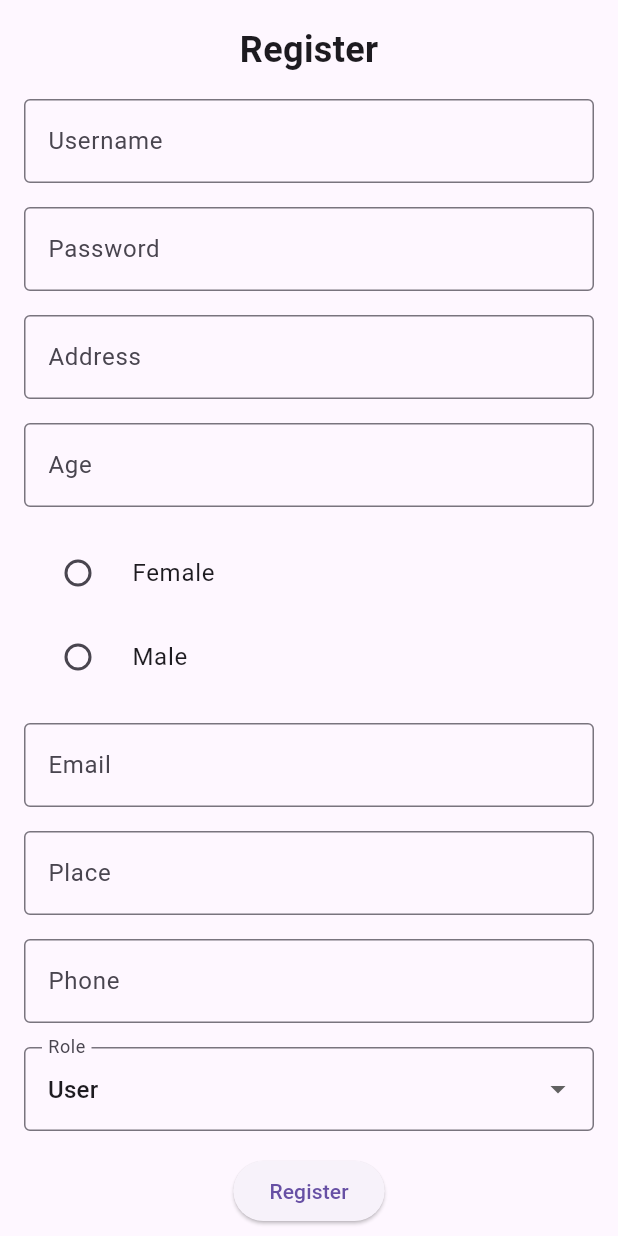
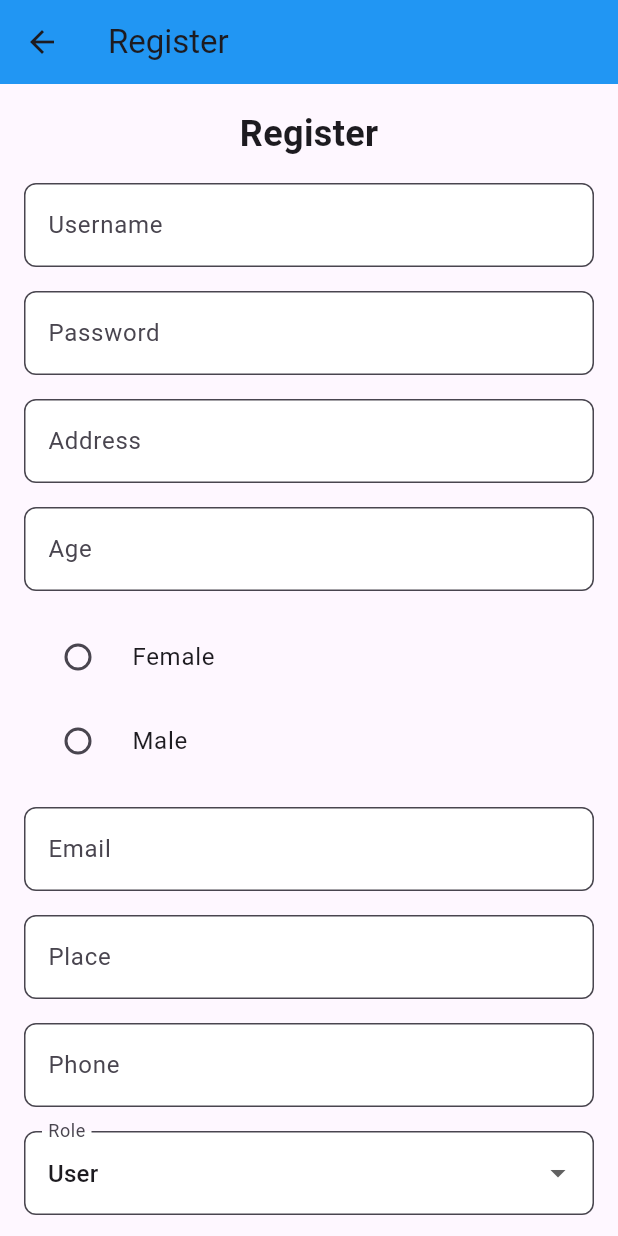
Before and after one commit to fidafathima12/repoflutter, a Flutter app: the Register screen opened directly, on a phone screen of 412 x 824 dp. Run offline on Flutter 3.47's test engine with Material 3 defaults, Android fonts, the phone set to English and light mode, and no system bars; our stand-ins replace animate_do, dio, image_picker, intl_phone_field; network calls fail.

Commit message:
17-01-25

```diff
--- a/lib/presentation/artist/Homescreen.dart
+++ b/lib/presentation/artist/Homescreen.dart
@@ -80,7 +80,7 @@ class HomePage extends StatelessWidget {
               },
             ),
             buildButton(
-              'payments',
+              'Payments',
               const Color.fromARGB(255, 62, 135, 212),
               const Color.fromARGB(195, 23, 127, 212),
               Icons.manage_accounts,
@@ -88,7 +88,7 @@ class HomePage extends StatelessWidget {
                 List<Map<String,dynamic>>paymentdata=await viewPaymnetApi();
                 Navigator.push(
                   context,
-                  MaterialPageRoute(builder: (context) => PaymentDetailsScreen()),
+                  MaterialPageRoute(builder: (context) => PaymentDetailsScreen(paymentstatus:paymentdata)),
                 );
               },
             ),
--- a/lib/presentation/artist/Register.dart
+++ b/lib/presentation/artist/Register.dart
@@ -34,7 +34,10 @@ class _RegisterState extends State<Register> {
   @override
   Widget build(BuildContext context) {
     return Scaffold(
-
+      appBar: AppBar(
+        title: Text('Register'),
+        backgroundColor: Colors.blue,
+      ),
       body: SingleChildScrollView(
         child: Padding(
           padding: const EdgeInsets.all(16.0),
@@ -55,7 +58,12 @@ class _RegisterState extends State<Register> {
                   decoration: InputDecoration(
                     labelText: 'Username',
                     hintText: 'Enter your name',
-                    border: OutlineInputBorder(),
+                    filled: true,
+                    fillColor: Colors.white,
+                    border: OutlineInputBorder(
+                      borderRadius: BorderRadius.circular(8),
+                      borderSide: BorderSide(color: Colors.blue, width: 2),
+                    ),
                   ),
                   validator: (value) {
                     if (value == null || value.isEmpty) {
@@ -72,7 +80,12 @@ class _RegisterState extends State<Register> {
                   decoration: InputDecoration(
                     labelText: 'Password',
                     hintText: 'Enter your password',
-                    border: OutlineInputBorder(),
+                    filled: true,
+                    fillColor: Colors.white,
+                    border: OutlineInputBorder(
+                      borderRadius: BorderRadius.circular(8),
+                      borderSide: BorderSide(color: Colors.blue, width: 2),
+                    ),
                   ),
                   obscureText: true,
                   validator: (value) {
@@ -90,7 +103,12 @@ class _RegisterState extends State<Register> {
                   decoration: InputDecoration(
                     labelText: 'Address',
                     hintText: 'Enter your address',
-                    border: OutlineInputBorder(),
+                    filled: true,
+                    fillColor: Colors.white,
+                    border: OutlineInputBorder(
+                      borderRadius: BorderRadius.circular(8),
+                      borderSide: BorderSide(color: Colors.blue, width: 2),
+                    ),
                   ),
                   validator: (value) {
                     if (value == null || value.isEmpty) {
@@ -107,7 +125,12 @@ class _RegisterState extends State<Register> {
                   decoration: InputDecoration(
                     labelText: 'Age',
                     hintText: 'Enter your age',
-                    border: OutlineInputBorder(),
+                    filled: true,
+                    fillColor: Colors.white,
+                    border: OutlineInputBorder(
+                      borderRadius: BorderRadius.circular(8),
+                      borderSide: BorderSide(color: Colors.blue, width: 2),
+                    ),
                   ),
                   keyboardType: TextInputType.number,
                   validator: (value) {
@@ -134,22 +157,24 @@ class _RegisterState extends State<Register> {
                 ),
                 SizedBox(height: 16),
 
-
-
                 // Email
                 TextFormField(
                   controller: _emailController,
                   decoration: InputDecoration(
                     labelText: 'Email',
                     hintText: 'Enter your email',
-                    border: OutlineInputBorder(),
+                    filled: true,
+                    fillColor: Colors.white,
+                    border: OutlineInputBorder(
+                      borderRadius: BorderRadius.circular(8),
+                      borderSide: BorderSide(color: Colors.blue, width: 2),
+                    ),
                   ),
                   keyboardType: TextInputType.emailAddress,
                   validator: (value) {
                     if (value == null || value.isEmpty) {
                       return 'Please enter your email';
                     }
-                    // Check if the email is valid
                     if (!RegExp(r"^[a-zA-Z0-9._%+-]+@[a-zA-Z0-9.-]+\.[a-zA-Z]{2,4}$")
                         .hasMatch(value)) {
                       return 'Please enter a valid email address';
@@ -165,7 +190,12 @@ class _RegisterState extends State<Register> {
                   decoration: InputDecoration(
                     labelText: 'Place',
                     hintText: 'Enter your place',
-                    border: OutlineInputBorder(),
+                    filled: true,
+                    fillColor: Colors.white,
+                    border: OutlineInputBorder(
+                      borderRadius: BorderRadius.circular(8),
+                      borderSide: BorderSide(color: Colors.blue, width: 2),
+                    ),
                   ),
                   validator: (value) {
                     if (value == null || value.isEmpty) {
@@ -182,7 +212,12 @@ class _RegisterState extends State<Register> {
                   decoration: InputDecoration(
                     labelText: 'Phone',
                     hintText: 'Enter your phone number',
-                    border: OutlineInputBorder(),
+                    filled: true,
+                    fillColor: Colors.white,
+                    border: OutlineInputBorder(
+                      borderRadius: BorderRadius.circular(8),
+                      borderSide: BorderSide(color: Colors.blue, width: 2),
+                    ),
                   ),
                   keyboardType: TextInputType.phone,
                   validator: (value) {
@@ -208,7 +243,12 @@ class _RegisterState extends State<Register> {
                   decoration: InputDecoration(
                     labelText: 'Role',
                     hintText: 'Select your role',
-                    border: OutlineInputBorder(),
+                    filled: true,
+                    fillColor: Colors.white,
+                    border: OutlineInputBorder(
+                      borderRadius: BorderRadius.circular(8),
+                      borderSide: BorderSide(color: Colors.blue, width: 2),
+                    ),
                   ),
                   items: [
                     DropdownMenuItem(
@@ -229,8 +269,6 @@ class _RegisterState extends State<Register> {
                 ),
                 SizedBox(height: 16),
 
-
-
                 // Register Button
                 ElevatedButton(
                   onPressed: () {
@@ -243,6 +281,13 @@ class _RegisterState extends State<Register> {
                       // Add your registration logic here (e.g., send data to an API)
                     }
                   },
+                  style: ElevatedButton.styleFrom(
+                    foregroundColor: Colors.white, backgroundColor: Colors.blue, // White text color
+                    padding: EdgeInsets.symmetric(horizontal: 32, vertical: 12),
+                    shape: RoundedRectangleBorder(
+                      borderRadius: BorderRadius.circular(8),
+                    ),
+                  ),
                   child: Text('Register'),
                 ),
               ],
--- a/lib/presentation/artist/viewbooking.dart
+++ b/lib/presentation/artist/viewbooking.dart
@@ -81,7 +81,7 @@ class AdminViewBookingsScreen extends StatelessWidget {
                           Text("Date: ${booking["date"]}"),
                           Text("Location: ${booking["location"]}"),
                           Text("Paymentmethod:  ${booking["paymentmethod"]}"),
-                          Text("id,${booking["id"]}"),
+                          Text("Username:  ${booking["user_name"]}"),
                           const SizedBox(height: 20.0),
                           Row(
                             mainAxisAlignment: MainAxisAlignment.spaceEvenly,
--- a/lib/presentation/user/book_artist.dart
+++ b/lib/presentation/user/book_artist.dart
@@ -352,7 +352,7 @@ class _BookArtistScreenState extends State<BookArtistScreen> {
                       MaterialPageRoute(
                         builder: (context) => PaymentScreen(
                           artisname: widget.name,
-                          userid: '',
+                          userid: widget.artistid,
                           selectedDate: selectedDate!,
                           selectedTime: selectedTime?.format(context) ?? '',
                           service: selectedService!,
--- a/lib/presentation/user/paymentscreen.dart
+++ b/lib/presentation/user/paymentscreen.dart
@@ -150,11 +150,12 @@ class _PaymentScreenState extends State<PaymentScreen> {
                     addPaymentApi({
                       "paymentmethod": selectedPaymentMethod,
                       "amount": 1000,
-                       "artistid": widget.artisid,
+
                        "userid":loginId,
                       "service": widget.service,
                       "booking_date": formattedDate,
                       "location":widget.location,
+                      "artistid":widget.artisid,
                     }, context);
 
                     // Navigate to confirmation or bookings page
--- a/lib/presentation/user/view_bookingstatus.dart
+++ b/lib/presentation/user/view_bookingstatus.dart
@@ -183,7 +183,8 @@ class BookingStatusCard extends StatelessWidget {
                   style: TextStyle(fontSize: 16),
                 ),
               ],
-            ),
+            ),SizedBox(height: 10,),
+            ElevatedButton(onPressed: (){}, child: Text("REVIEW")),
           ],
         ),
       ),
--- a/lib/services/user/addpayment.dart
+++ b/lib/services/user/addpayment.dart
@@ -10,7 +10,7 @@ import 'package:flutter/material.dart';
        data,context) async {
     try {
       // Sending POST request
-      Response response = await _dio.post('$baseUrl/bookingpayment/', data: data);
+      Response response = await _dio.post('$baseUrl/bookingpayment/$loginId', data: data);
 
       // Checking if the request was successful
       if (response.statusCode == 200) {
```
Also changed, not shown: lib/login/loginpage.dart (+14 -17 lines), lib/login/register.dart (+6 -6 lines), lib/presentation/artist/viewpayment.dart (+24 -9 lines).
